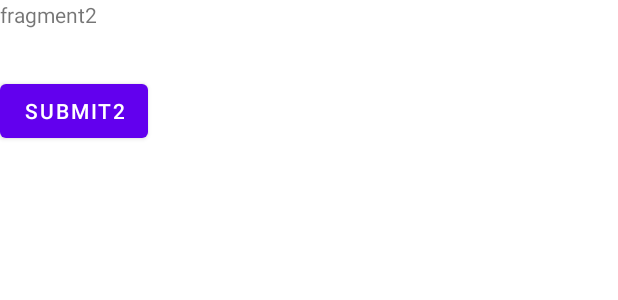
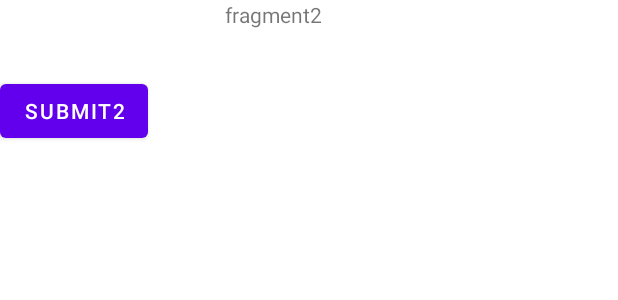
Before and after one commit to Vijaya9418/Android, an Android app: the layout fragment_blank2.xml on its own in the app's theme, with its tools: preview values and no code run, on a phone screen of 412 x 824 dp. Shown: the top 300 px of the screen. Run offline under Robolectric (Android 15) with nearby library versions, the phone set to English and light mode, and no system bars.

Commit message:
Update fragment_blank2.xml

```diff
--- a/app/src/main/res/layout/fragment_blank2.xml
+++ b/app/src/main/res/layout/fragment_blank2.xml
@@ -8,9 +8,12 @@
 
 
     <TextView
-        android:layout_width="match_parent"
-        android:layout_height="match_parent"
+        android:id="@+id/tvf2"
+        android:layout_width="wrap_content"
+        android:layout_height="wrap_content"
         android:text="fragment2"
+        android:layout_marginStart="150dp"
+
         />
 
     <Button
```
